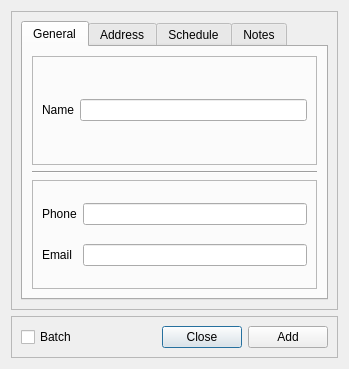
Old version of the form pyTalkManager/gui/AddCongregationWindow.ui in the repository JoelMon/pyTalkManager.
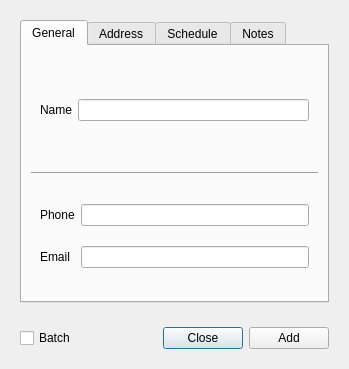
New version of the form.

Commit message: Removed frame styles. Close #65

Diff of the .ui file:
```diff
--- a/pyTalkManager/gui/AddCongregationWindow.ui
+++ b/pyTalkManager/gui/AddCongregationWindow.ui
@@ -17,10 +17,10 @@
    <item row="1" column="0">
     <widget class="QFrame" name="frame">
      <property name="frameShape">
-      <enum>QFrame::StyledPanel</enum>
+      <enum>QFrame::NoFrame</enum>
      </property>
      <property name="frameShadow">
-      <enum>QFrame::Raised</enum>
+      <enum>QFrame::Plain</enum>
      </property>
      <layout class="QHBoxLayout" name="horizontalLayout">
       <item>
@@ -66,10 +66,10 @@
    <item row="0" column="0">
     <widget class="QFrame" name="frame_7">
      <property name="frameShape">
-      <enum>QFrame::StyledPanel</enum>
+      <enum>QFrame::NoFrame</enum>
      </property>
      <property name="frameShadow">
-      <enum>QFrame::Raised</enum>
+      <enum>QFrame::Plain</enum>
      </property>
      <layout class="QVBoxLayout" name="verticalLayout">
       <item>
@@ -95,10 +95,10 @@
              <enum>Qt::LeftToRight</enum>
             </property>
             <property name="frameShape">
-             <enum>QFrame::StyledPanel</enum>
+             <enum>QFrame::NoFrame</enum>
             </property>
             <property name="frameShadow">
-             <enum>QFrame::Raised</enum>
+             <enum>QFrame::Plain</enum>
             </property>
             <layout class="QGridLayout" name="gridLayout">
              <item row="0" column="0">
@@ -120,10 +120,10 @@
           <item row="2" column="0">
            <widget class="QFrame" name="frame_3">
             <property name="frameShape">
-             <enum>QFrame::StyledPanel</enum>
+             <enum>QFrame::NoFrame</enum>
             </property>
             <property name="frameShadow">
-             <enum>QFrame::Raised</enum>
+             <enum>QFrame::Plain</enum>
             </property>
             <layout class="QGridLayout" name="gridLayout_4">
              <item row="0" column="0">
```
Left out of the diff: 20 changed lines with no effect on the pictures. The commit also changes 1 other file.
